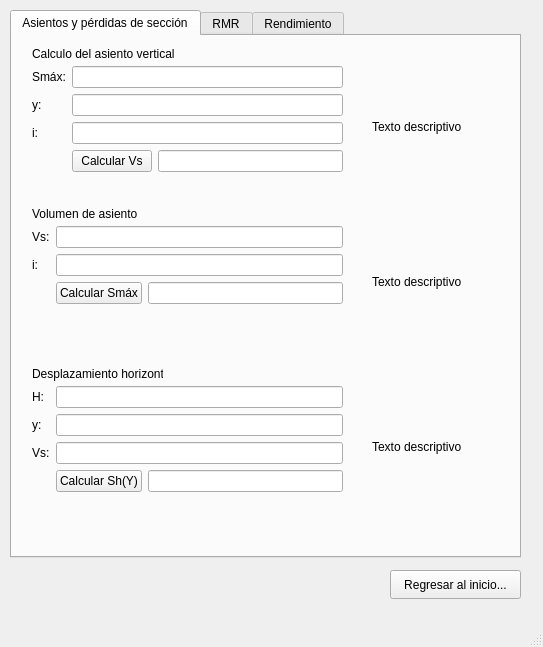
Qt form maincalculoswindow.ui (lumartch/Proyecto_Tuneladora) before a commit.
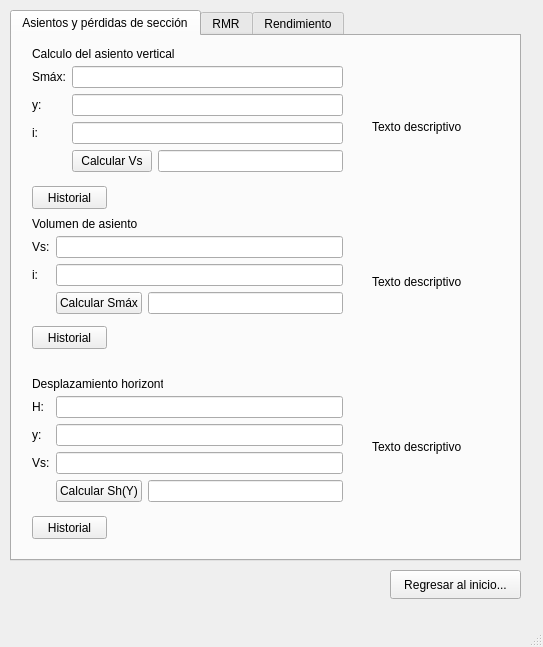
The same form after that commit. The open tabs and pages were chosen to show the change.

Patch:
```diff
--- a/maincalculoswindow.ui
+++ b/maincalculoswindow.ui
@@ -20,7 +20,7 @@
       <x>10</x>
       <y>10</y>
       <width>511</width>
-      <height>548</height>
+      <height>551</height>
      </rect>
     </property>
     <property name="currentIndex">
@@ -34,7 +34,7 @@
       <property name="geometry">
        <rect>
         <x>20</x>
-        <y>170</y>
+        <y>180</y>
         <width>121</width>
         <height>16</height>
        </rect>
@@ -47,7 +47,7 @@
       <property name="geometry">
        <rect>
         <x>20</x>
-        <y>190</y>
+        <y>200</y>
         <width>311</width>
         <height>82</height>
        </rect>
@@ -188,7 +188,7 @@
       <property name="geometry">
        <rect>
         <x>20</x>
-        <y>350</y>
+        <y>360</y>
         <width>311</width>
         <height>111</height>
        </rect>
@@ -244,7 +244,7 @@
       <property name="geometry">
        <rect>
         <x>20</x>
-        <y>330</y>
+        <y>340</y>
         <width>131</width>
         <height>16</height>
        </rect>
@@ -266,6 +266,45 @@
        <string>Texto descriptivo</string>
       </property>
      </widget>
+     <widget class="QPushButton" name="desHorPB">
+      <property name="geometry">
+       <rect>
+        <x>20</x>
+        <y>480</y>
+        <width>75</width>
+        <height>23</height>
+       </rect>
+      </property>
+      <property name="text">
+       <string>Historial</string>
+      </property>
+     </widget>
+     <widget class="QPushButton" name="asVerHistorialPB">
+      <property name="geometry">
+       <rect>
+        <x>20</x>
+        <y>150</y>
+        <width>75</width>
+        <height>23</height>
+       </rect>
+      </property>
+      <property name="text">
+       <string>Historial</string>
+      </property>
+     </widget>
+     <widget class="QPushButton" name="volAsHistorialPB">
+      <property name="geometry">
+       <rect>
+        <x>20</x>
+        <y>290</y>
+        <width>75</width>
+        <height>23</height>
+       </rect>
+      </property>
+      <property name="text">
+       <string>Historial</string>
+      </property>
+     </widget>
     </widget>
     <widget class="QWidget" name="tab">
      <attribute name="title">
```
Left out of the diff: 57 changed lines with no effect on the pictures.
